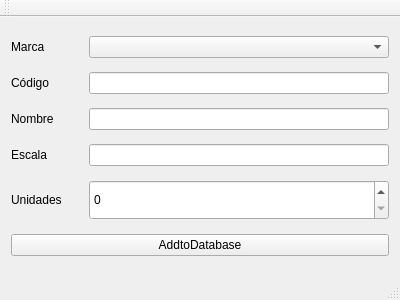
Before: the Qt Designer form BaseDatosModelismo/mainwindow.ui in PaulMaxAvalosAguilar/BaseDatosModelismo, drawn with Qt 5.
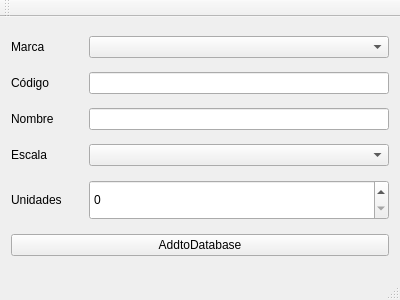
After: the same form once the commit is applied.

```diff
--- a/BaseDatosModelismo/mainwindow.ui
+++ b/BaseDatosModelismo/mainwindow.ui
@@ -10,6 +10,24 @@
     <height>300</height>
    </rect>
   </property>
+  <property name="sizePolicy">
+   <sizepolicy hsizetype="Fixed" vsizetype="Fixed">
+    <horstretch>0</horstretch>
+    <verstretch>0</verstretch>
+   </sizepolicy>
+  </property>
+  <property name="minimumSize">
+   <size>
+    <width>400</width>
+    <height>300</height>
+   </size>
+  </property>
+  <property name="maximumSize">
+   <size>
+    <width>400</width>
+    <height>300</height>
+   </size>
+  </property>
   <property name="windowTitle">
    <string>MainWindow</string>
   </property>
@@ -94,11 +112,11 @@
        </widget>
       </item>
       <item>
-       <widget class="QLineEdit" name="escalale">
-        <property name="maximumSize">
+       <widget class="QComboBox" name="escalaCB">
+        <property name="minimumSize">
          <size>
           <width>300</width>
-          <height>16777215</height>
+          <height>0</height>
          </size>
         </property>
        </widget>
```
